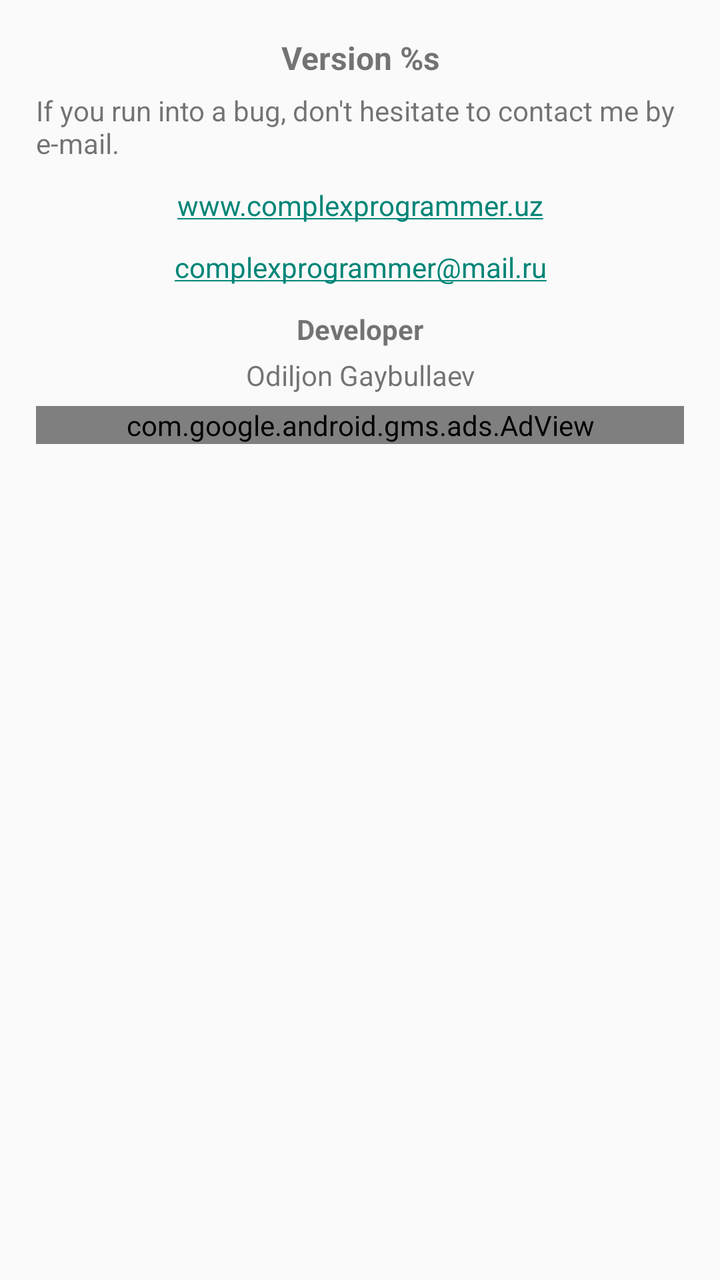
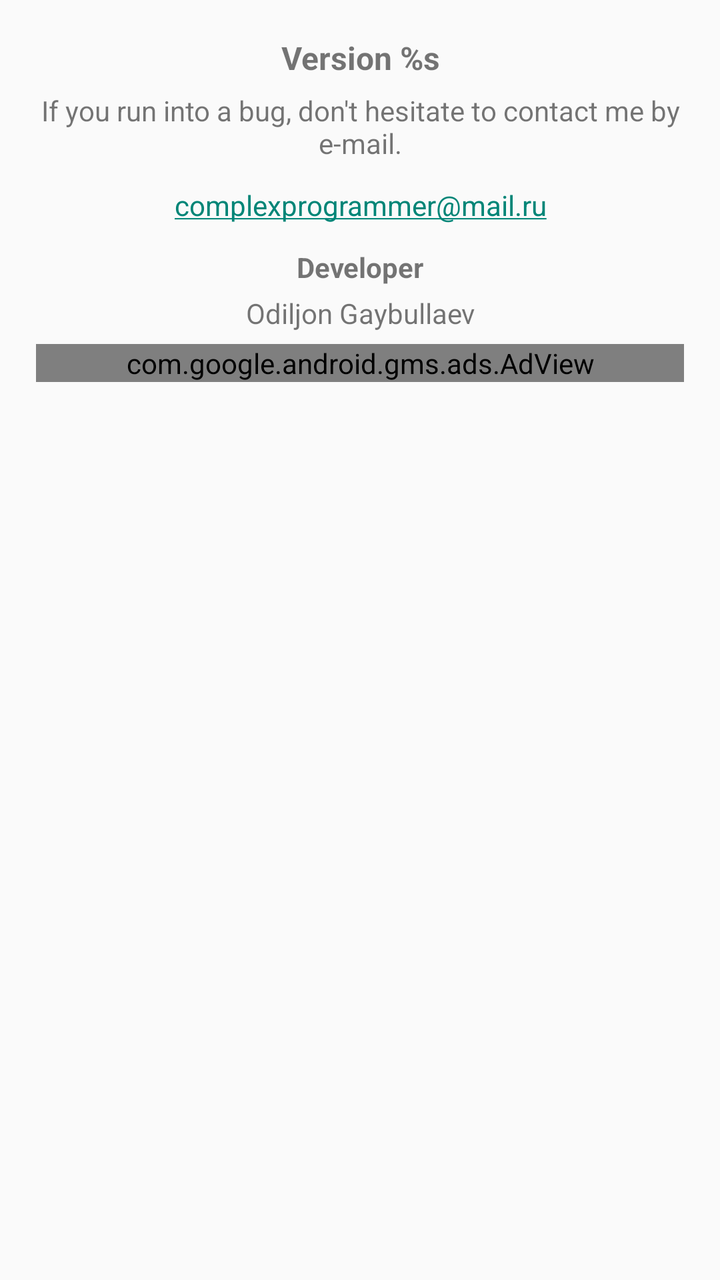

Screens rendered from an Android XML layout before and after an edit, with the pre-edit source and the edit as a unified diff.
<!-- AndroidManifest.xml: application theme Theme.AppCompat.Light.DarkActionBar -->
<!-- res/layout/about.xml -->
<?xml version="1.0" encoding="utf-8"?>
<ScrollView xmlns:android="http://schemas.android.com/apk/res/android"
    android:id="@+id/scrollView"
    android:layout_width="fill_parent"
    android:layout_height="fill_parent"
    android:orientation="vertical">

    <LinearLayout
        android:layout_width="fill_parent"
        android:layout_height="wrap_content"
        android:orientation="vertical"
        android:padding="18dp">

        <TextView
            android:id="@+id/version_label"
            android:layout_width="fill_parent"
            android:layout_height="wrap_content"
            android:gravity="center_horizontal"
            android:text="@string/version"
            android:textSize="16sp"
            android:textStyle="bold" />

        <TextView
            android:layout_width="fill_parent"
            android:layout_height="wrap_content"
            android:layout_marginTop="6dp"
            android:layout_marginBottom="6dp"
            android:autoLink="all"
            android:gravity="fill_horizontal"
            android:text="@string/send_me_bugs" />

        <TextView
            android:layout_width="fill_parent"
            android:layout_height="wrap_content"
            android:layout_marginTop="6dp"
            android:layout_marginBottom="6dp"
            android:autoLink="all"
            android:gravity="center_horizontal"
            android:text="@string/site_url" />

        <TextView
            android:layout_width="fill_parent"
            android:layout_height="wrap_content"
            android:layout_marginTop="6dp"
            android:layout_marginBottom="6dp"
            android:autoLink="all"
            android:gravity="center_horizontal"
            android:text="@string/email" />

        <TextView
            android:layout_width="fill_parent"
            android:layout_height="wrap_content"
            android:layout_marginTop="6dp"
            android:layout_marginBottom="2dp"
            android:autoLink="all"
            android:gravity="center_horizontal"
            android:text="@string/developer_label"
            android:textStyle="bold" />

        <TextView
            android:layout_width="fill_parent"
            android:layout_height="wrap_content"
            android:layout_marginTop="2dp"
            android:layout_marginBottom="6dp"
            android:autoLink="all"
            android:gravity="center_horizontal"
            android:text="@string/developer" />
        <com.google.android.gms.ads.AdView
            xmlns:ads="http://schemas.android.com/apk/res-auto"
            android:id="@+id/adView"
            android:layout_width="fill_parent"
            android:layout_height="wrap_content"
            ads:adSize="SMART_BANNER"
            android:gravity="center_horizontal"
            ads:adUnitId="ca-app-pub-7773722896374259/8849931038">
        </com.google.android.gms.ads.AdView>
    </LinearLayout>

</ScrollView>
<!-- resources referenced by this layout -->
<resources>
  <string name="developer">Odiljon Gaybullaev</string>
  <string name="developer_label">Developer</string>
  <string name="email">complexprogrammer@mail.ru</string>
  <string name="send_me_bugs">If you run into a bug, don\'t hesitate to contact me by e-mail.</string>
  <string name="site_url">www.complexprogrammer.uz</string>
  <string name="version">Version %s</string>
</resources>

<!-- the commit's change to res/layout/about.xml (unified diff, before → after) -->
@@ -26,17 +26,10 @@
             android:layout_marginTop="6dp"
             android:layout_marginBottom="6dp"
             android:autoLink="all"
-            android:gravity="fill_horizontal"
+            android:gravity="center"
             android:text="@string/send_me_bugs" />
 
-        <TextView
-            android:layout_width="fill_parent"
-            android:layout_height="wrap_content"
-            android:layout_marginTop="6dp"
-            android:layout_marginBottom="6dp"
-            android:autoLink="all"
-            android:gravity="center_horizontal"
-            android:text="@string/site_url" />
+
 
         <TextView
             android:layout_width="fill_parent"
<!-- resource entries referenced after the edit -->
@@ -4,7 +4,6 @@
   <string name="developer_label">Developer</string>
   <string name="email">complexprogrammer@mail.ru</string>
   <string name="send_me_bugs">If you run into a bug, don\'t hesitate to contact me by e-mail.</string>
-  <string name="site_url">www.complexprogrammer.uz</string>
   <string name="version">Version %s</string>
 </resources>
 
